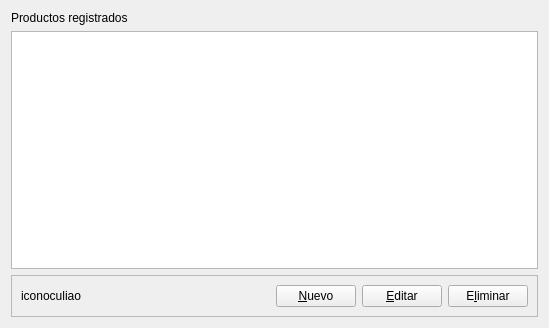
manuell12/CafeNostro, file nostro/admin_productos/admin_producto.ui: the form before one commit.
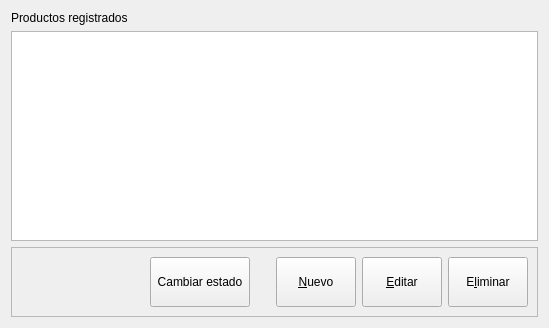
The form after the commit.

Commit message: eliminar y cambiar estado de un producto

Patch:
```diff
--- a/nostro/admin_productos/admin_producto.ui
+++ b/nostro/admin_productos/admin_producto.ui
@@ -61,13 +61,6 @@
       <enum>QFrame::Raised</enum>
      </property>
      <layout class="QHBoxLayout" name="horizontalLayout">
-      <item>
-       <widget class="QLabel" name="label_iconoculiao">
-        <property name="text">
-         <string>iconoculiao</string>
-        </property>
-       </widget>
-      </item>
       <item>
        <spacer name="horizontalSpacer">
         <property name="orientation">
@@ -81,8 +74,43 @@
         </property>
        </spacer>
       </item>
+      <item>
+       <widget class="QPushButton" name="estado_button">
+        <property name="minimumSize">
+         <size>
+          <width>100</width>
+          <height>50</height>
+         </size>
+        </property>
+        <property name="text">
+         <string>Cambiar estado</string>
+        </property>
+       </widget>
+      </item>
+      <item>
+       <spacer name="horizontalSpacer_2">
+        <property name="orientation">
+         <enum>Qt::Horizontal</enum>
+        </property>
+        <property name="sizeType">
+         <enum>QSizePolicy::Minimum</enum>
+        </property>
+        <property name="sizeHint" stdset="0">
+         <size>
+          <width>20</width>
+          <height>20</height>
+         </size>
+        </property>
+       </spacer>
+      </item>
       <item>
        <widget class="QPushButton" name="nuevo_button">
+        <property name="minimumSize">
+         <size>
+          <width>0</width>
+          <height>50</height>
+         </size>
+        </property>
         <property name="text">
          <string>&amp;Nuevo</string>
         </property>
@@ -90,6 +118,12 @@
       </item>
       <item>
        <widget class="QPushButton" name="editar_button">
+        <property name="minimumSize">
+         <size>
+          <width>0</width>
+          <height>50</height>
+         </size>
+        </property>
         <property name="text">
          <string>&amp;Editar</string>
         </property>
@@ -97,6 +131,12 @@
       </item>
       <item>
        <widget class="QPushButton" name="eliminar_button">
+        <property name="minimumSize">
+         <size>
+          <width>0</width>
+          <height>50</height>
+         </size>
+        </property>
         <property name="text">
          <string>E&amp;liminar</string>
         </property>
```
The commit also changes 4 other files.
